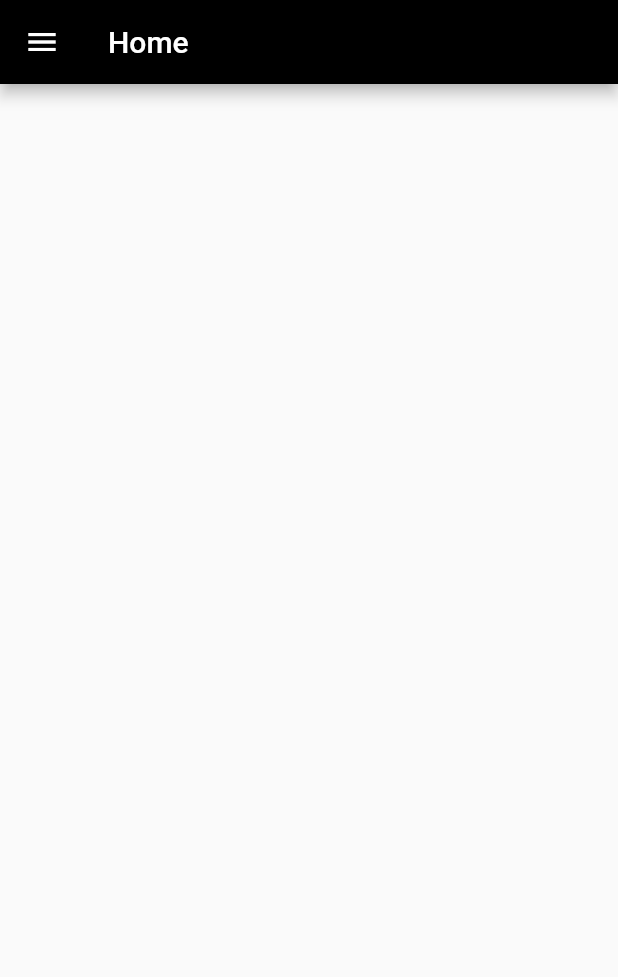
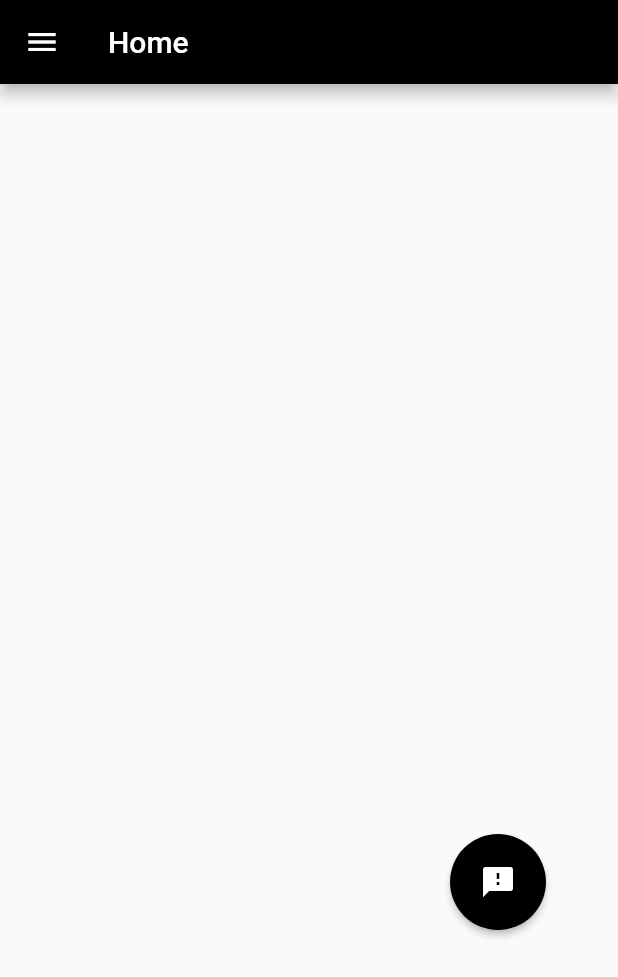
Before and after one commit to DaoOfDreams/CosmicDreamers_AppDevelopment_Rookies, a Flutter app: the Menu screen opened directly, on a phone screen of 412 x 824 dp. Shown: the top 977 px of the screen. Run offline on Flutter 3.47's test engine with Material 2 defaults, Android fonts, the phone set to English and light mode, and no system bars.

Commit message:
Add files via upload

```diff
--- a/lib/Menu.dart
+++ b/lib/Menu.dart
@@ -9,6 +9,34 @@ class Menu extends StatelessWidget {
         appBar: AppBar(
           title: const Text('Home'),
           backgroundColor: Colors.black,
+        ),
+        body: SizedBox(
+          height: double.infinity,
+          child: Column(
+            children: [
+              const SizedBox(
+                height: 500,
+              ),
+              Center(
+                  child: Row(
+                children: [
+                  const SizedBox(
+                    width: 300,
+                  ),
+                  ElevatedButton(
+                    onPressed: () {},
+                    style: ElevatedButton.styleFrom(
+                      shape: const CircleBorder(),
+                      padding: const EdgeInsets.all(20),
+                      backgroundColor: Colors.black, // <-- Button color
+                      foregroundColor: Colors.red, // <-- Splash color
+                    ),
+                    child: const Icon(Icons.feedback, color: Colors.white),
+                  ),
+                ],
+              )),
+            ],
+          ),
         ),
         drawer: Drawer(
           child: ListView(
@@ -25,11 +53,11 @@ class Menu extends StatelessWidget {
               ),
               ListTile(
                 title: const Text('Register as provider'),
-                onTap: (){},
+                onTap: () {},
               ),
               ListTile(
                 title: const Text('Logout'),
-                onTap: (){},
+                onTap: () {},
               ),
             ],
           ),
```
